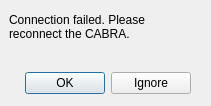
Above: GUI/ui_templates/dialog_reconnect.ui from josulas/CABRA before the change. Below: the same form after it.
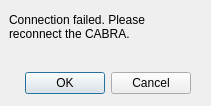
That is the form after the change. Icons and pictures are not drawn.

Commit message: better disconnection error handling

```diff
--- a/GUI/ui_templates/dialog_reconnect.ui
+++ b/GUI/ui_templates/dialog_reconnect.ui
@@ -45,7 +45,7 @@
     <enum>Qt::Orientation::Horizontal</enum>
    </property>
    <property name="standardButtons">
-    <set>QDialogButtonBox::StandardButton::Ignore|QDialogButtonBox::StandardButton::Ok</set>
+    <set>QDialogButtonBox::StandardButton::Cancel|QDialogButtonBox::StandardButton::Ok</set>
    </property>
   </widget>
  </widget>
```
The commit also changes 2 other files.
